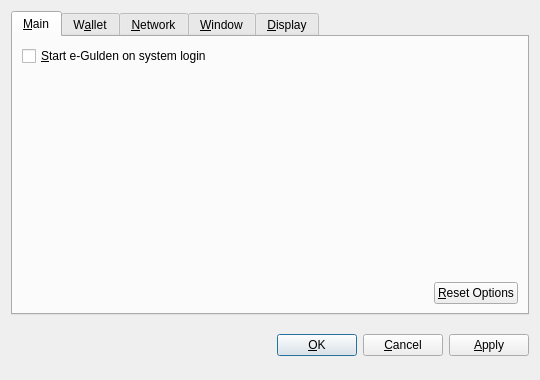
Before: the Qt Designer form src/qt/forms/optionsdialog.ui in nkpatro/catcoin, drawn with Qt 5.
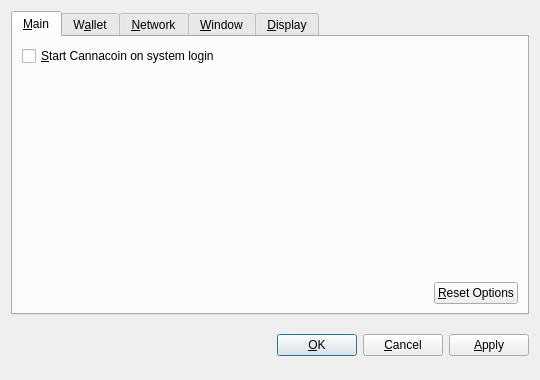
After: the same form once the commit is applied. Custom widgets are drawn as their Qt base class.

```diff
--- a/src/qt/forms/optionsdialog.ui
+++ b/src/qt/forms/optionsdialog.ui
@@ -36,7 +36,7 @@
           <string>Automatically start e-Gulden after logging in to the system.</string>
          </property>
          <property name="text">
-          <string>&amp;Start e-Gulden on system login</string>
+          <string>&amp;Start Cannacoin on system login</string>
          </property>
         </widget>
        </item>
```
Left out of the diff: 10 changed lines with no effect on the pictures.
